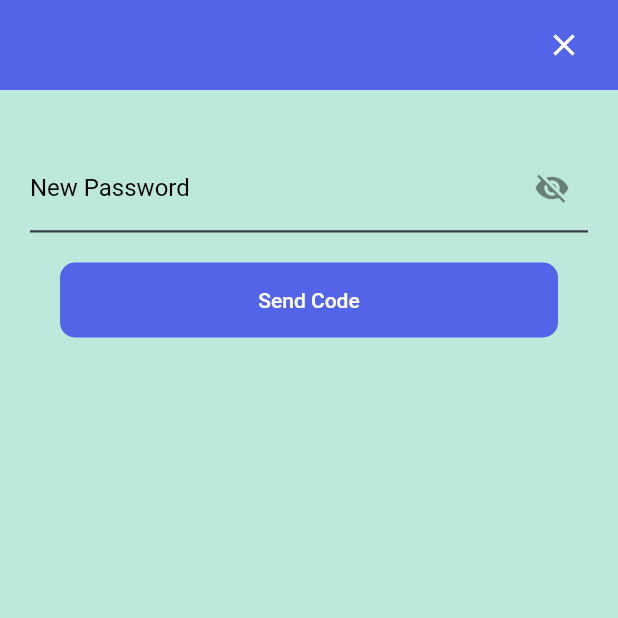
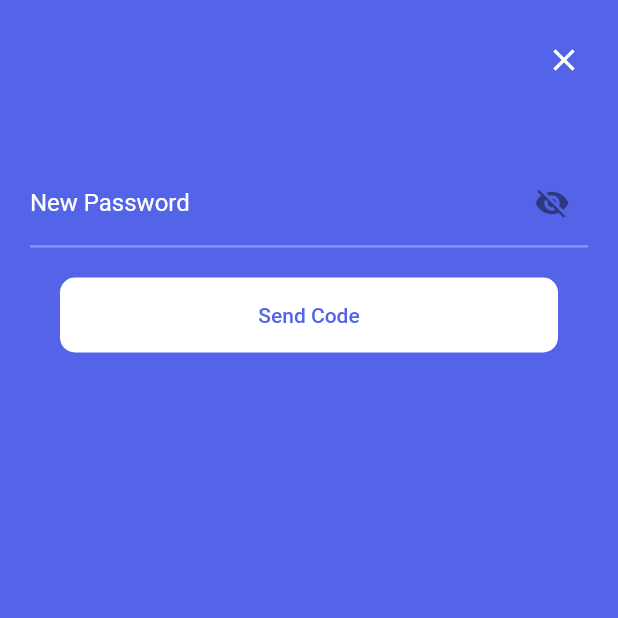
Before and after one commit to Dokito555/flutter_presensifr, a Flutter app: the NewPasswordPage screen opened by its route, on a phone screen of 412 x 824 dp, the top half of it. Run offline on Flutter 3.47's test engine with Material 2 defaults, Android fonts, the phone set to English and light mode, and no system bars; our stand-ins replace fluttertoast, image_picker, modal_bottom_sheet; missing offline and left inert: image_picker_for_web; accounts and stored records are empty.

Commit message:
fixed safebar

```diff
--- a/lib/widgets/new_password.dart
+++ b/lib/widgets/new_password.dart
@@ -39,10 +39,16 @@ class _NewPasswordPageState extends State<NewPasswordPage> {
   Widget build(BuildContext context) {
 
     return Scaffold(
+      appBar: AppBar(
+        backgroundColor: ColorPalette.primaryColor,
+        toolbarHeight: 10,
+        bottomOpacity: 0.0,
+        elevation: 0.0,
+      ),
       body: SafeArea(
         child: Container(
           decoration: const BoxDecoration(
-            color: ColorPalette.secondaryColor
+            color: ColorPalette.primaryColor
           ),
           child: Form(
             key: _addPointKey,
@@ -92,18 +98,18 @@ class _NewPasswordPageState extends State<NewPasswordPage> {
           border: const UnderlineInputBorder(),
           enabledBorder: const UnderlineInputBorder(
             borderSide: BorderSide(
-              color: ColorPalette.greyColor, width: 1.5
+              color: ColorPalette.underlineTextField, width: 1.5
             )
           ),
           focusedBorder: const UnderlineInputBorder(
             borderSide: BorderSide(
-              color: Colors.black, width: 1.0
+              color: Colors.white, width: 1.0
             )
           ),
           hintText: "Masukkan password yang baru",
           labelText: "New Password",
-          labelStyle: const TextStyle(color: Colors.black),
-          hintStyle: const TextStyle(color: ColorPalette.greyColor),
+          labelStyle: const TextStyle(color: Colors.white),
+          hintStyle: const TextStyle(color: ColorPalette.hintColor),
           suffixIcon: GestureDetector(
             onTap: () {
               _togglePasswordVisibility();
@@ -113,7 +119,7 @@ class _NewPasswordPageState extends State<NewPasswordPage> {
             ),
           )
         ),
-        style: const TextStyle(color: Colors.black),
+        style: const TextStyle(color: Colors.white),
         obscureText: _isPasswordHide,
         autofocus: false,
         keyboardType: TextInputType.visiblePassword,
@@ -135,10 +141,24 @@ class _NewPasswordPageState extends State<NewPasswordPage> {
     var newPasswordProvider = Provider.of<NewPasswordProvider>(context, listen: false);
     var emailVerificationProvider = Provider.of<EmailVerificationProvider>(context, listen: false);
 
+    void _onLoading() {
+      showDialog(
+        context: context,
+        barrierDismissible: false,
+        builder: (BuildContext context) {
+          return const Center(
+            child: CircularProgressIndicator(),
+          );
+        }
+      );
+    }
+
     Future<void> _updatePassword() async {
 
       String email = emailVerificationProvider.emailVerificationResult.data!.result.email;
       String newPassword = newPasswordData.values.elementAt(0).toString();
+
+      _onLoading();
 
       await newPasswordProvider.postNewPassword(email, newPassword);
 
@@ -176,12 +196,12 @@ class _NewPasswordPageState extends State<NewPasswordPage> {
         child: const Center(
           child: Text(
             'Send Code',
-            style: TextStyle(color: Colors.white, fontSize: 14, fontWeight: FontWeight.w500),
+            style: TextStyle(color: ColorPalette.primaryColor, fontSize: 14, fontWeight: FontWeight.w500),
             textAlign: TextAlign.center,
           ),
         ),
         decoration: BoxDecoration(
-          color: ColorPalette.primaryColor,
+          color: ColorPalette.whiteColor,
           borderRadius: BorderRadius.circular(10.0)
         ),
       ),
```
Also changed, not shown: lib/screens/login_view.dart (+30 -2 lines), lib/widgets/code_verification.dart (+23 -9 lines).
